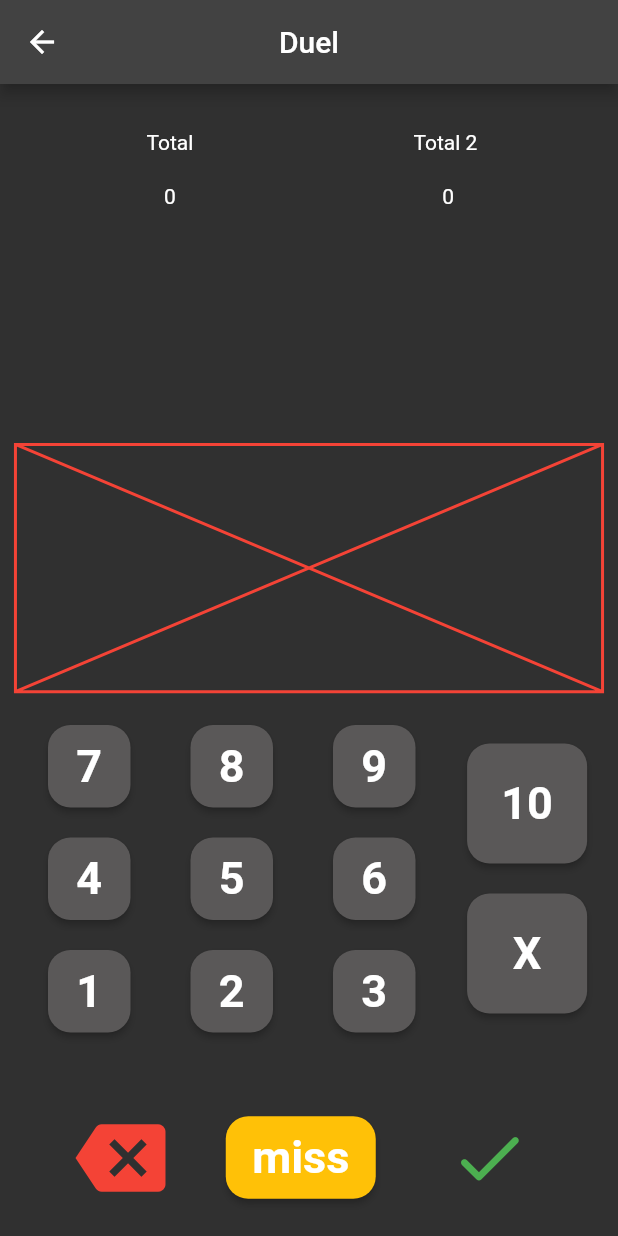
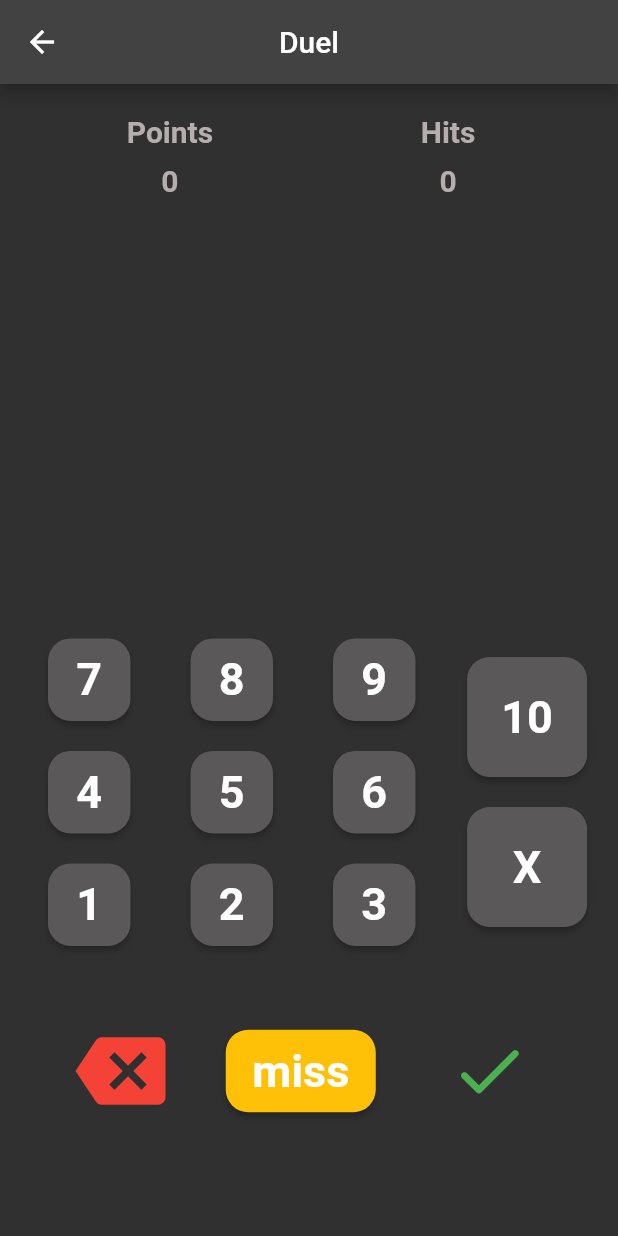
Before and after one commit to CassioLaurentino/RangeOfficerHelper, a Flutter app: the screen it shows after launch, after a tap on the "adjust" icon, on a phone screen of 412 x 824 dp. Run offline on Flutter 3.47's test engine with Material 2 defaults, Android fonts, the phone set to English and light mode, and no system bars; our stand-ins replace audioplayers, firebase_core; missing offline and left inert: dart:ffi; accounts and stored records are empty.

Commit message:
Added timer

```diff
--- a/lib/pages/home.dart
+++ b/lib/pages/home.dart
@@ -1,6 +1,20 @@
 import 'package:flutter/material.dart';
+import 'package:flutter/services.dart';
 import 'package:rohelper/pages/modalities/duel.dart';
 import 'package:rohelper/pages/modalities/fastDraw.dart';
+import 'package:firebase_core/firebase_core.dart';
+import 'package:rohelper/pages/timer_page.dart';
+// import 'package:rohelper/firebase_options.dart';
+
+Future main() async {
+  WidgetsFlutterBinding.ensureInitialized();
+  await Firebase.initializeApp();
+
+  SystemChrome.setPreferredOrientations([DeviceOrientation.portraitUp])
+      .then((_) {
+    runApp(HomePage());
+  });
+}
 
 class HomePage extends StatelessWidget {
   const HomePage({super.key});
@@ -45,45 +59,23 @@ class HomePage extends StatelessWidget {
                 ));
               },
               child: LayoutBuilder(builder: (context, constraint) {
-                return Icon(Icons.adjust, size: constraint.biggest.height);
+                return Icon(Icons.crop_free, size: constraint.biggest.height);
               })
             ),
-            Container(
-              width: 100,
-              height: 100,
-              padding: const EdgeInsets.all(10),
-              color: Colors.blueGrey,
+            FloatingActionButton(
+              tooltip: "Timer",
+              shape: const RoundedRectangleBorder(
+                borderRadius: BorderRadius.all(Radius.circular(10),
+                )),
+              onPressed: () {
+                Navigator.of(context).push(MaterialPageRoute(
+                  builder: (context) => TimerPage(),
+                ));
+              },
+              child: LayoutBuilder(builder: (context, constraint) {
+                return Icon(Icons.timer, size: constraint.biggest.height);
+              })
             ),
-            Container(
-              width: 100,
-              height: 100,
-              padding: const EdgeInsets.all(10),
-              color: Colors.blueGrey,
-            ),
-            Container(
-              width: 100,
-              height: 100,
-              padding: const EdgeInsets.all(10),
-              color: Colors.blueGrey,
-            ),
-            Container(
-              width: 100,
-              height: 100,
-              padding: const EdgeInsets.all(10),
-              color: Colors.blueGrey,
-            ),
-            Container(
-              width: 100,
-              height: 100,
-              padding: const EdgeInsets.all(10),
-              color: Colors.blueGrey,
-            ),
-            Container(
-              width: 100,
-              height: 100,
-              padding: const EdgeInsets.all(10),
-              color: Colors.blueGrey,
-            )
           ],
         ),
       ),
--- a/lib/pages/modalities/duel.dart
+++ b/lib/pages/modalities/duel.dart
@@ -4,11 +4,11 @@ import 'package:rohelper/pages/numPad.dart';
 class Duel extends StatelessWidget {
   Duel({super.key});
 
-  late int points = 0;
+  // late int points = 0;
 
   // text controller
   // final TextEditingController _myController = TextEditingController();
-  final ValueNotifier<List<String>> _myController = ValueNotifier([]);
+  ValueNotifier<List<String>> _myController = ValueNotifier<List<String>>([]);
 
   @override
   Widget build(BuildContext context) {
@@ -19,79 +19,119 @@ class Duel extends StatelessWidget {
           centerTitle: true,
         ),
         body: Column(
-          mainAxisAlignment: MainAxisAlignment.spaceAround,
+          mainAxisAlignment: MainAxisAlignment.start,
           children: [
             Row(
               mainAxisAlignment: MainAxisAlignment.center,
               // ignore: prefer_const_literals_to_create_immutables
               children: [
                 SizedBox(
-                  height: MediaQuery.of(context).size.height * 0.2,
+                  height: MediaQuery.of(context).size.height * 0.1,
                   width: MediaQuery.of(context).size.width * 0.45,
                   child: Column(
                     // ignore: prefer_const_literals_to_create_immutables
                     children: [
                       const Padding(
                         padding: EdgeInsets.only(top: 20),
-                        child: Text("Total"),
+                        child: Text(
+                          "Points",
+                          style: TextStyle(
+                            fontWeight: FontWeight.bold, color: Color.fromARGB(255, 182, 174, 174), fontSize: 20),),
                       ),
                       Padding(
-                        padding: const EdgeInsets.only(top: 20),
-                        child: Text(points.toString()),
+                        padding: const EdgeInsets.only(top: 10),
+                        child: ValueListenableBuilder(valueListenable: _myController, builder: (context, value, child) {
+                          return getTotalPoints(value);
+                        },)
                       )
                     ],
                   ),
                 ),
                 SizedBox(
-                  height: MediaQuery.of(context).size.height * 0.2,
+                  height: MediaQuery.of(context).size.height * 0.1,
                   width: MediaQuery.of(context).size.width * 0.45,
                   child: Column(
                     // ignore: prefer_const_literals_to_create_immutables
                     children: [
-                      const SizedBox(height: 20),
-                      const Text("Total 2 "),
-                      const SizedBox(height: 20),
-                      Text(points.toString())
+                      const Padding(
+                        padding: EdgeInsets.only(top: 20),
+                        child: Text(
+                          "Hits",
+                          style: TextStyle(
+                            fontWeight: FontWeight.bold, color: Color.fromARGB(255, 182, 174, 174), fontSize: 20),),
+                      ),
+                      Padding(
+                        padding: const EdgeInsets.only(top: 10),
+                        child: Row(
+                          crossAxisAlignment: CrossAxisAlignment.center,
+                          mainAxisAlignment: MainAxisAlignment.spaceEvenly,
+                          children: [
+                            ValueListenableBuilder(valueListenable: _myController, builder: (context, value, child) {
+                              return Text(
+                                value.length.toString(),
+                                style: const TextStyle(
+                                  fontWeight: FontWeight.bold, color: Color.fromARGB(255, 182, 174, 174), fontSize: 20),
+                                );
+                            },),
+                          ],
+                        )
+                      )
                     ],
                   ),
                 ),
               ],
             ),
-            const SizedBox(height: 20),
             Row(
               mainAxisAlignment: MainAxisAlignment.center,
-              // ignore: prefer_const_literals_to_create_immutables
               children: [
-                Placeholder(
-                  color: Colors.red,
-                  fallbackHeight: MediaQuery.of(context).size.height * 0.2,
-                  fallbackWidth: MediaQuery.of(context).size.width * 0.95,
+                Padding(
+                  padding: const EdgeInsets.only(top: 20),
+                  child: SizedBox(
+                    height: MediaQuery.of(context).size.height * 0.3,
+                    width: MediaQuery.of(context).size.width * 0.95,
+                    child: SingleChildScrollView(
+                      scrollDirection: Axis.vertical,
+                      child: ValueListenableBuilder(valueListenable: _myController, builder: (context, value, child) {
+                        return getTextWidgets(value);
+                      },),
                     )
+                  ),
+                ),
               ],
             ),
             Row(
               mainAxisAlignment: MainAxisAlignment.center,
               children: [
-                NumPad(
+                Padding(
+                  padding: const EdgeInsets.only(top: 20),
+                  child: NumPad(
+                    maxHits: 20,
                     controller: _myController,
                     clearAll: () {
                       _myController.value.clear();
+                      // ignore: invalid_use_of_protected_member, invalid_use_of_visible_for_testing_member
+                      _myController.notifyListeners();
                     },
                     delete: () {
+                      if (_myController.value.isNotEmpty) {
                         _myController.value.removeLast();
+                        // ignore: invalid_use_of_protected_member, invalid_use_of_visible_for_testing_member
+                        _myController.notifyListeners();
+                      }
                     },
                     // do something with the input numbers
                     onSubmit: () {
-                    debugPrint('Your code: ${_myController.value}');
-                    showDialog(
-                        context: context,
-                        builder: (_) => AlertDialog(
-                              content: Text(
-                                "You code is ${_myController.value}",
-                                style: const TextStyle(fontSize: 30),
+                      debugPrint('onSubmit - Your code: ${_myController.value}');
+                      // showDialog(
+                      //     context: context,
+                      //     builder: (_) => AlertDialog(
+                      //           content: Text(
+                      //             "You code is ${_myController.text}",
+                      //             style: const TextStyle(fontSize: 30),
+                      //           ),
+                      //         ));
+                    },
                   ),
-                            ));
-                  },
                 ),
               ],
             ),
@@ -101,3 +141,46 @@ class Duel extends StatelessWidget {
     );
   }
 }
+
+Widget getTotalPoints(List<String> strings) {
+  int points = 0;
+
+  strings.forEach((element) {
+    points += int.parse(element);
+  });
+
+  return Text(
+    points.toString(),
+    style: const TextStyle(
+      fontWeight: FontWeight.bold, color: Color.fromARGB(255, 182, 174, 174), fontSize: 20),);
+}
+
+Widget getTextWidgets(List<String> strings) {
+  return Wrap(
+    spacing: 5,
+    runSpacing: 5,
+    children: strings.map(
+      (item) =>
+        SizedBox(
+          width: 70,
+          height: 70,
+          child: ElevatedButton(
+            style: ElevatedButton.styleFrom(
+              backgroundColor:  const Color.fromARGB(255, 236, 200, 200),
+              shape: RoundedRectangleBorder(
+                borderRadius: BorderRadius.circular(15),
+              ),
+            ),
+            onPressed: () {},
+            child: Center(
+              child: Text(
+                item.toString(),
+                style: const TextStyle(
+                    fontWeight: FontWeight.bold, color: Color.fromARGB(255, 82, 80, 80), fontSize: 30),
+              ),
+            ),
+          ),
+        )
+      ).toList()
+    );
+}
--- a/lib/pages/modalities/fastDraw.dart
+++ b/lib/pages/modalities/fastDraw.dart
@@ -1,6 +1,3 @@
-import 'dart:ffi';
-import 'dart:math';
-
 import 'package:flutter/material.dart';
 import 'package:rohelper/pages/numPad.dart';
 
@@ -108,6 +105,7 @@ class FastDraw extends StatelessWidget {
                 Padding(
                   padding: const EdgeInsets.only(top: 20),
                   child: NumPad(
+                    maxHits: 30,
                     controller: _myController,
                     clearAll: () {
                       _myController.value.clear();
--- a/lib/pages/numPad.dart
+++ b/lib/pages/numPad.dart
@@ -1,6 +1,7 @@
 import 'package:flutter/material.dart';
 
 class NumPad extends StatelessWidget {
+  final int maxHits;
   final double buttonWidth;
   final double buttonHeight;
   final Color buttonColor;
@@ -16,6 +17,7 @@ class NumPad extends StatelessWidget {
     this.buttonHeight = 55,
     this.buttonColor = const Color(0xFF5A5858),
     this.iconColor = Colors.amber,
+    required this.maxHits,
     required this.clearAll,
     required this.delete,
     required this.onSubmit,
@@ -40,6 +42,7 @@ class NumPad extends StatelessWidget {
                         spacing: 10,
                         children: [
                           NumberButton(
+                            maxHits: maxHits,
                             number: 7,
                             width: buttonWidth,
                             height: buttonHeight,
@@ -48,6 +51,7 @@ class NumPad extends StatelessWidget {
                           ),
                           const SizedBox(width: 20),
                           NumberButton(
+                            maxHits: maxHits,
                             number: 8,
                             width: buttonWidth,
                             height: buttonHeight,
@@ -56,6 +60,7 @@ class NumPad extends StatelessWidget {
                           ),
                           const SizedBox(width: 20),
                           NumberButton(
+                            maxHits: maxHits,
                             number: 9,
                             width: buttonWidth,
                             height: buttonHeight,
@@ -63,6 +68,7 @@ class NumPad extends StatelessWidget {
                             controller: controller,
                           ),
                           NumberButton(
+                            maxHits: maxHits,
                             number: 4,
                             width: buttonWidth,
                             height: buttonHeight,
@@ -71,6 +77,7 @@ class NumPad extends StatelessWidget {
                           ),
                           const SizedBox(width: 20),
                           NumberButton(
+                            maxHits: maxHits,
                             number: 5,
                             width: buttonWidth,
                             height: buttonHeight,
@@ -79,6 +86,7 @@ class NumPad extends StatelessWidget {
                           ),
                           const SizedBox(width: 20),
                           NumberButton(
+                            maxHits: maxHits,
                             number: 6,
                             width: buttonWidth,
                             height: buttonHeight,
@@ -86,6 +94,7 @@ class NumPad extends StatelessWidget {
                             controller: controller,
                           ),
                           NumberButton(
+                            maxHits: maxHits,
                             number: 1,
                             width: buttonWidth,
                             height: buttonHeight,
@@ -94,6 +103,7 @@ class NumPad extends StatelessWidget {
                           ),
                           const SizedBox(width: 20),
                           NumberButton(
+                            maxHits: maxHits,
                             number: 2,
                             width: buttonWidth,
                             height: buttonHeight,
@@ -102,6 +112,7 @@ class NumPad extends StatelessWidget {
                           ),
                           const SizedBox(width: 20),
                           NumberButton(
+                            maxHits: maxHits,
                             number: 3,
                             width: buttonWidth,
                             height: buttonHeight,
@@ -126,6 +137,7 @@ class NumPad extends StatelessWidget {
                       runSpacing: 20,
                       children: [
                         NumberButton(
+                          maxHits: maxHits,
                           number: 10,
                           width: 80,
                           height: 80,
@@ -143,7 +155,7 @@ class NumPad extends StatelessWidget {
                               ),
                             ),
                             onPressed: () {
-                              if (controller.value.length >= 20) {
+                              if (controller.value.length >= maxHits) {
                                 return;
                               }
                               controller.value.add(10.toString());
@@ -190,6 +202,7 @@ class NumPad extends StatelessWidget {
                 ),
               ),
               NumberButton(
+                maxHits: maxHits,
                 number: 0,
                 width: 100,
                 height: buttonHeight,
@@ -214,6 +227,7 @@ class NumPad extends StatelessWidget {
 }
 
 class NumberButton extends StatelessWidget {
+  final int maxHits;
   final int number;
   final double width;
   final double height;
@@ -222,6 +236,7 @@ class NumberButton extends StatelessWidget {
 
   const NumberButton({
     Key? key,
+    required this.maxHits,
     required this.number,
     required this.width,
     required this.height,
@@ -251,7 +266,7 @@ class NumberButton extends StatelessWidget {
           ),
         ),
         onPressed: () {
-          if (controller.value.length >= 20) {
+          if (controller.value.length >= maxHits) {
             return;
           }
           controller.value.add(number.toString());
```
Also changed, not shown: lib/pages/timer_page.dart (added, +172 -0 lines), pubspec.yaml (+8 -2 lines), pubspec.lock, 5 other files. Lines whose indentation alone changed are shown as unchanged.
